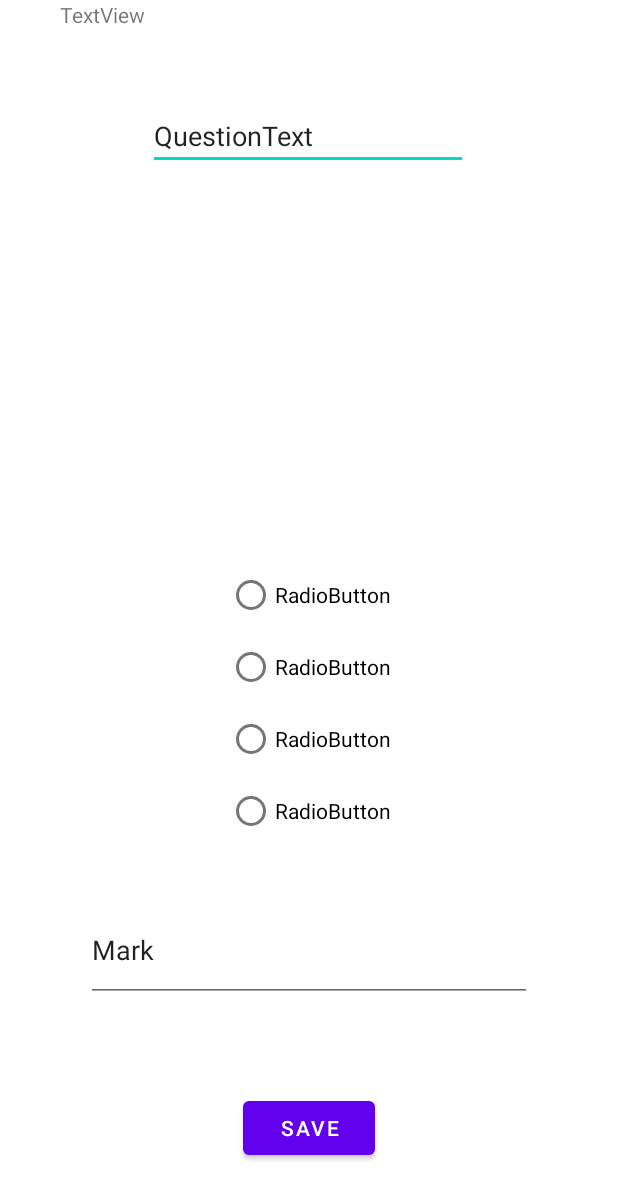
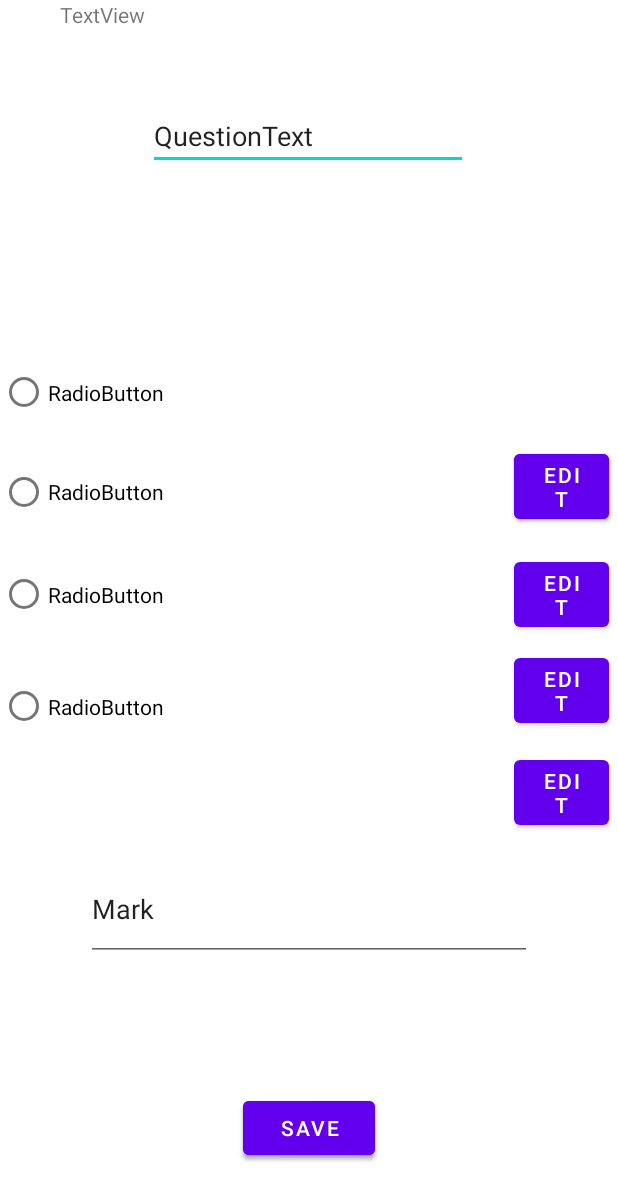
Before and after one commit to SaleemMaini/ExamApp, an Android app: the screen it shows after launch (QuestionAddOrModify), on a phone screen of 412 x 824 dp. Shown: the top 1200 px of the screen. Run offline under Robolectric (Android 15) with nearby library versions, the phone set to English and light mode, and no system bars.

Commit message:
10/6/2021  11:57 AM

```diff
--- a/app/src/main/res/layout/activity_question_add_or_modify.xml
+++ b/app/src/main/res/layout/activity_question_add_or_modify.xml
@@ -5,6 +5,72 @@
     android:layout_width="match_parent"
     android:layout_height="match_parent"
     tools:context=".QuestionAddOrModify">
+
+    <Button
+        android:id="@+id/button13"
+        android:layout_width="63dp"
+        android:layout_height="0dp"
+        android:layout_marginBottom="268dp"
+        android:text="Edit"
+        app:layout_constraintBottom_toBottomOf="parent"
+        app:layout_constraintEnd_toEndOf="parent"
+        app:layout_constraintHorizontal_bias="0.982"
+        app:layout_constraintStart_toStartOf="parent" />
+
+    <Button
+        android:id="@+id/button4"
+        android:layout_width="63dp"
+        android:layout_height="0dp"
+        android:layout_marginBottom="472dp"
+        android:text="Save"
+        app:layout_constraintBottom_toBottomOf="parent"
+        app:layout_constraintEnd_toEndOf="parent"
+        app:layout_constraintHorizontal_bias="0.982"
+        app:layout_constraintStart_toStartOf="parent" />
+
+    <Button
+        android:id="@+id/button5"
+        android:layout_width="63dp"
+        android:layout_height="0dp"
+        android:layout_marginBottom="472dp"
+        android:capitalize="characters"
+        android:text="Edit"
+        app:layout_constraintBottom_toBottomOf="parent"
+        app:layout_constraintEnd_toEndOf="parent"
+        app:layout_constraintHorizontal_bias="0.982"
+        app:layout_constraintStart_toStartOf="parent" />
+
+    <Button
+        android:id="@+id/button12"
+        android:layout_width="63dp"
+        android:layout_height="0dp"
+        android:layout_marginBottom="336dp"
+        android:text="Edit"
+        app:layout_constraintBottom_toBottomOf="parent"
+        app:layout_constraintEnd_toEndOf="parent"
+        app:layout_constraintHorizontal_bias="0.982"
+        app:layout_constraintStart_toStartOf="parent" />
+
+    <Button
+        android:id="@+id/button7"
+        android:layout_width="63dp"
+        android:layout_height="0dp"
+        android:layout_marginBottom="400dp"
+        android:text="Edit"
+        app:layout_constraintBottom_toBottomOf="parent"
+        app:layout_constraintEnd_toEndOf="parent"
+        app:layout_constraintHorizontal_bias="0.982"
+        app:layout_constraintStart_toStartOf="parent" />
+
+    <Button
+        android:id="@+id/button3"
+        android:layout_width="wrap_content"
+        android:layout_height="wrap_content"
+        android:layout_marginBottom="48dp"
+        android:text="Save"
+        app:layout_constraintBottom_toBottomOf="parent"
+        app:layout_constraintEnd_toEndOf="parent"
+        app:layout_constraintStart_toStartOf="parent" />
 
     <TextView
         android:id="@+id/textView6"
@@ -30,39 +96,41 @@
 
     <RadioGroup
         android:id="@+id/radioGroup"
-        android:layout_width="wrap_content"
-        android:layout_height="wrap_content"
+        android:layout_width="342dp"
+        android:layout_height="303dp"
         app:layout_constraintBottom_toBottomOf="parent"
         app:layout_constraintEnd_toEndOf="parent"
-        app:layout_constraintHorizontal_bias="0.5"
+        app:layout_constraintHorizontal_bias="0.0"
         app:layout_constraintStart_toStartOf="parent"
-        app:layout_constraintTop_toBottomOf="@+id/editTextTextPersonName">
+        app:layout_constraintTop_toBottomOf="@+id/editTextTextPersonName"
+        app:layout_constraintVertical_bias="0.282">
 
         <RadioButton
             android:id="@+id/radioButton"
             android:layout_width="match_parent"
-            android:layout_height="wrap_content"
+            android:layout_height="67dp"
             android:editable="true"
             android:text="RadioButton" />
 
         <RadioButton
             android:id="@+id/radioButton2"
             android:layout_width="match_parent"
-            android:layout_height="wrap_content"
+            android:layout_height="65dp"
             android:editable="true"
             android:text="RadioButton" />
 
         <RadioButton
             android:id="@+id/radioButton3"
             android:layout_width="match_parent"
-            android:layout_height="wrap_content"
+            android:layout_height="71dp"
             android:editable="true"
             android:text="RadioButton" />
 
         <RadioButton
             android:id="@+id/radioButton4"
             android:layout_width="match_parent"
-            android:layout_height="wrap_content"
+            android:layout_height="78dp"
+            android:layout_marginLeft="0dp"
             android:editable="true"
             android:text="RadioButton" />
 
```
